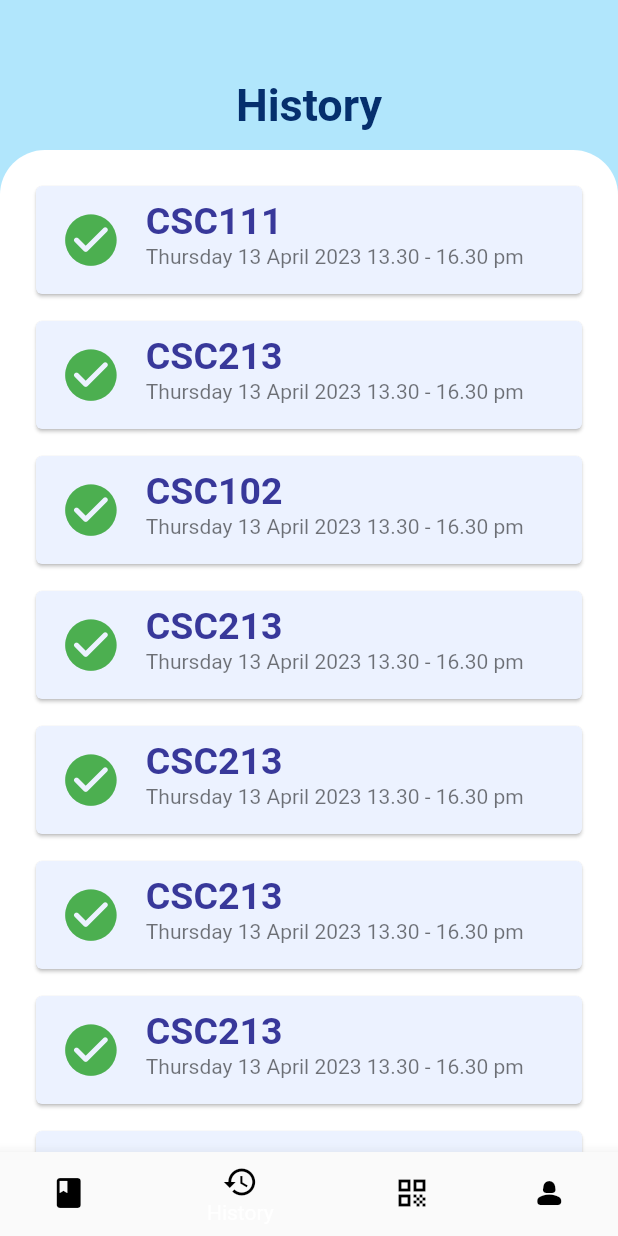
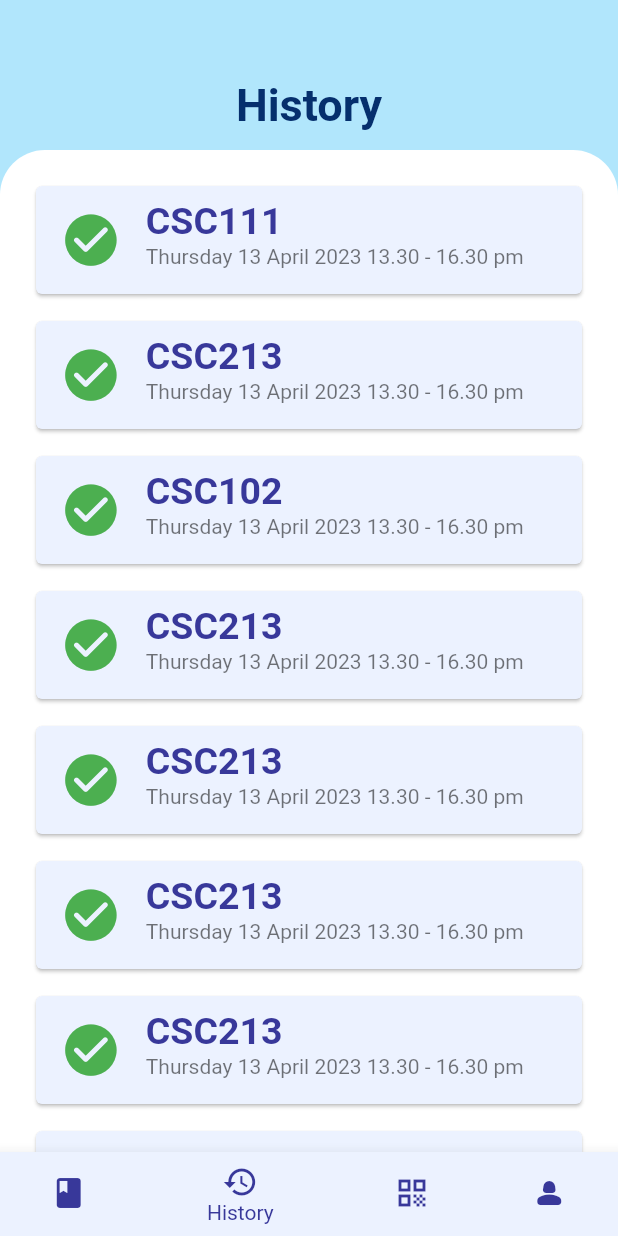
Before and after one commit to phoomaw10/mamaimakhrap, a Flutter app: the screen it shows once a user with an empty profile is signed in, item 2 of the bottom bar chosen, on a phone screen of 412 x 824 dp. Run offline on Flutter 3.47's test engine with Material 2 defaults, Android fonts, the phone set to English and light mode, and no system bars; our stand-ins replace firebase_auth, firebase_core, flutter_keyboard_visibility; accounts and stored records are empty.

Commit message:
new tabbar

```diff
--- a/lib/StudentHomePage.dart
+++ b/lib/StudentHomePage.dart
@@ -62,7 +62,7 @@ class _StudentHomePageState extends State<StudentHomePage> {
               ),
             ),
           ),
-          SizedBox(height: 40),
+          SizedBox(height: 20),
           Padding(
               padding: EdgeInsets.all(16.0),
               child: Row(
--- a/lib/mainpage.dart
+++ b/lib/mainpage.dart
@@ -41,34 +41,39 @@ class _mainpageState extends State<mainpage> {
         }),
         items: [
           BottomNavigationBarItem(
+            backgroundColor: Color.fromARGB(255, 236, 242, 255),
             icon: Icon(
               Icons.book,
-              color: Colors.black,
+              color: Color.fromARGB(255, 56, 56, 154),
             ),
             label: 'Course',
           ),
           BottomNavigationBarItem(
+            backgroundColor: Color.fromARGB(255, 236, 242, 255),
             icon: Icon(
               Icons.history,
-              color: Colors.black,
+              color: Color.fromARGB(255, 56, 56, 154),
             ),
             label: 'History',
           ),
           BottomNavigationBarItem(
+            backgroundColor: Color.fromARGB(255, 236, 242, 255),
             icon: Icon(
               Icons.qr_code,
-              color: Colors.black,
+              color: Color.fromARGB(255, 56, 56, 154),
             ),
             label: 'QR code',
           ),
           BottomNavigationBarItem(
+            backgroundColor: Color.fromARGB(255, 236, 242, 255),
             icon: Icon(
               Icons.person_2_rounded,
-              color: Colors.black,
+              color: Color.fromARGB(255, 56, 56, 154),
             ),
-            label: 'Person',
+            label: 'Porfile',
           ),
         ],
+        selectedItemColor: Color.fromARGB(255, 56, 56, 154),
       ),
       body: pages[_selectedTab],
     );
--- a/pubspec.yaml
+++ b/pubspec.yaml
@@ -47,7 +47,7 @@ dev_dependencies:
   # activated in the `analysis_options.yaml` file located at the root of your
   # package. See that file for information about deactivating specific lint
   # rules and activating additional ones.
-  flutter_lints: ^2.0.0
+  # flutter_lints: ^2.0.0
 
 # For information on the generic Dart part of this file, see the
 # following page: https://dart.dev/tools/pub/pubspec
```
Also changed, not shown: lib/studentProfile.dart (+16 -73 lines), pubspec.lock, 1 other file.
